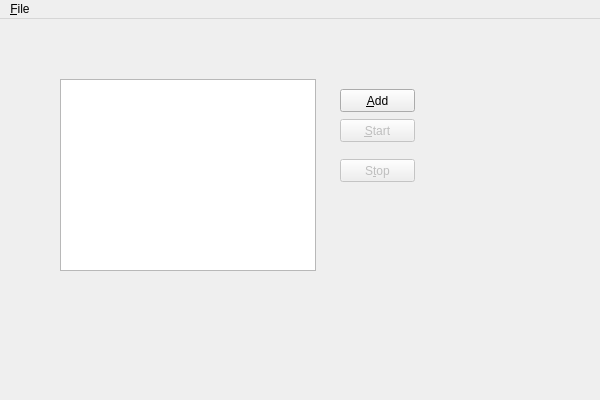
First picture: the form in source/mainwindow.ui, repository martin-kudlicka/crypto-miner, before the edit.
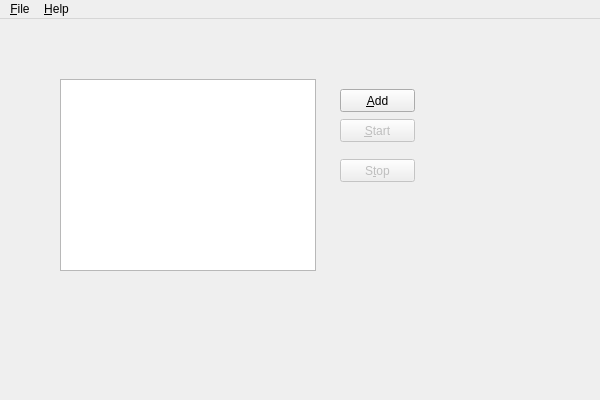
Second picture: the form after the edit.

Commit message: + send feedback

What changed in the file:
```diff
--- a/source/mainwindow.ui
+++ b/source/mainwindow.ui
@@ -91,7 +91,14 @@
     </property>
     <addaction name="actionE_xit"/>
    </widget>
+   <widget class="QMenu" name="menu_Help">
+    <property name="title">
+     <string>&amp;Help</string>
+    </property>
+    <addaction name="actionSendFeedback"/>
+   </widget>
    <addaction name="menu_File"/>
+   <addaction name="menu_Help"/>
   </widget>
   <action name="actionE_xit">
    <property name="text">
```
Left out of the diff: 5 changed lines with no effect on the pictures. The commit also changes 2 other files.
